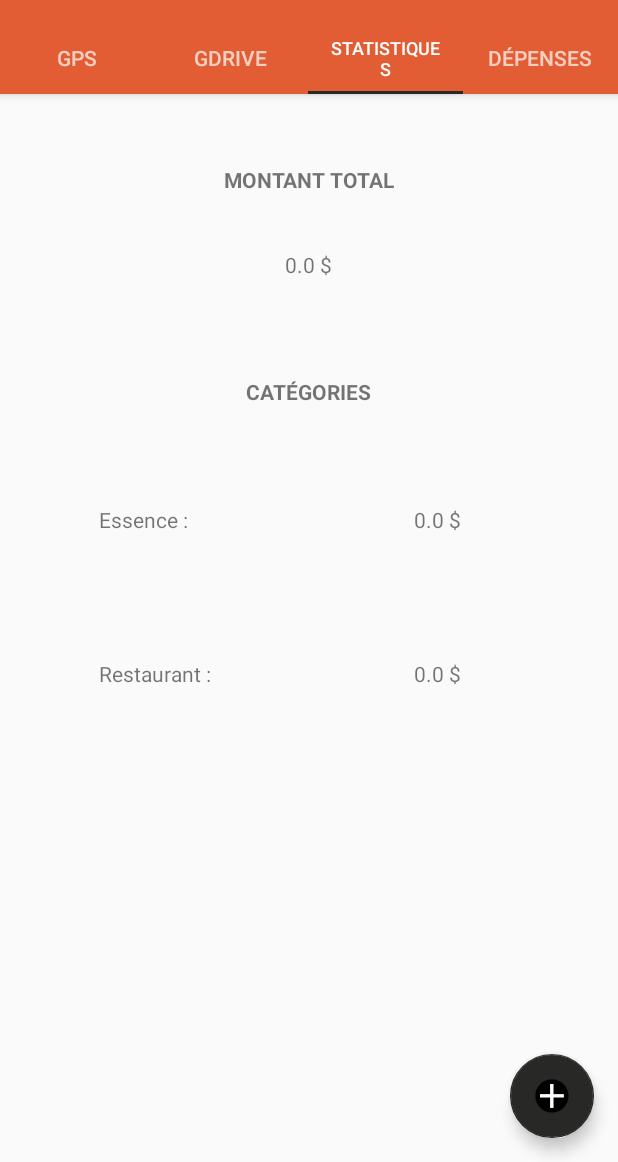
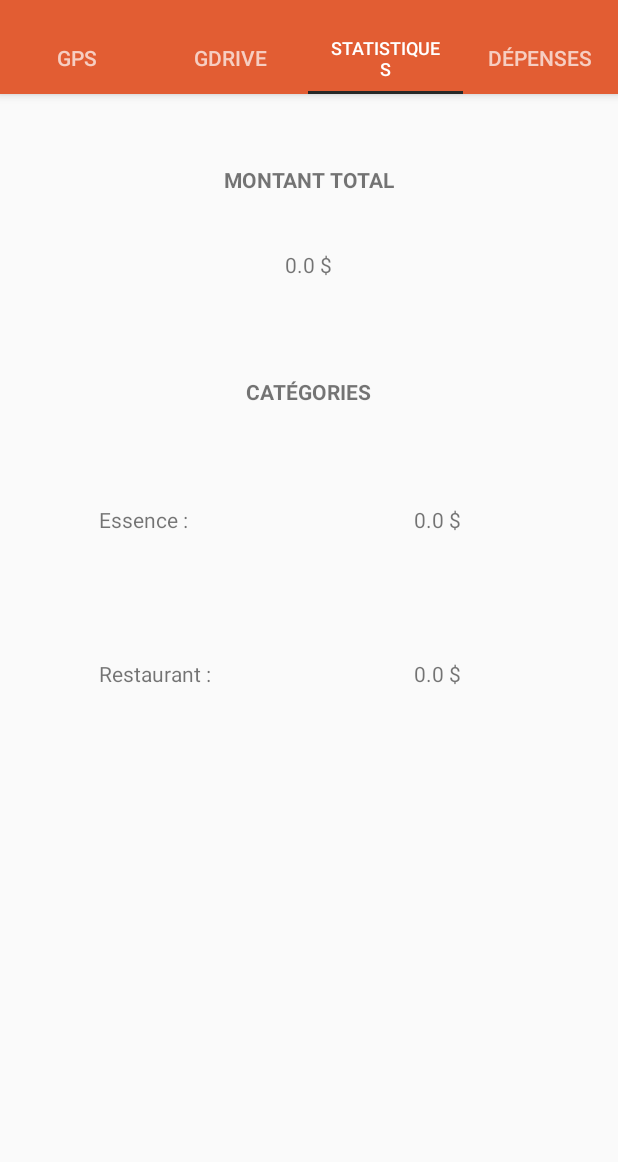
Before and after one commit to meurett/Mobile_projet_session, an Android app: the screen it shows after launch (MainActivity), tab 3 chosen, on a phone screen of 412 x 824 dp, the part 74-1236 px from its top. Run offline under Robolectric (Android 15) with nearby library versions, the phone set to English and light mode, and no system bars.

Commit message:
FAB Button in fragment

```diff
--- a/app/src/main/java/ca/ulaval/ima/projet_session/FragmentListeDepenses.java
+++ b/app/src/main/java/ca/ulaval/ima/projet_session/FragmentListeDepenses.java
@@ -2,6 +2,7 @@ package ca.ulaval.ima.projet_session;
 
 import android.database.Cursor;
 import android.os.Bundle;
+import android.support.design.widget.FloatingActionButton;
 import android.support.v4.app.Fragment;
 import android.support.v4.app.FragmentTransaction;
 import android.view.LayoutInflater;
@@ -16,6 +17,7 @@ import java.util.Calendar;
 public class FragmentListeDepenses extends Fragment {
 
     private ListView myList;
+    private FloatingActionButton floatingActionButton;
     private ArrayList<String> date;
     private ArrayList<String> prix;
     private ArrayList<String> categorie;
@@ -30,6 +32,19 @@ public class FragmentListeDepenses extends Fragment {
                              Bundle savedInstanceState)
     {
         mView = inflater.inflate(R.layout.fragment_liste_depenses, container, false);
+
+        floatingActionButton = (FloatingActionButton) mView.findViewById(R.id.fab);
+        floatingActionButton.setOnClickListener(new View.OnClickListener() {
+            @Override
+            public void onClick(View view) {
+                Fragment fragment = new FragmentAjoutDepense();
+                getFragmentManager().beginTransaction()
+                        .replace(R.id.root_liste_depenses, fragment, fragment.getClass().getSimpleName())
+                        .addToBackStack(null)
+                        .commit();
+                floatingActionButton.hide();
+            }
+        });
 
         date = new ArrayList<>();
         prix = new ArrayList<>();
@@ -143,6 +158,6 @@ public class FragmentListeDepenses extends Fragment {
     @Override
     public void onStart() {
         super.onStart();
-        ((MainActivity) getActivity()).getFloatingActionButton().show();
+        floatingActionButton.show();
     }
 }
--- a/app/src/main/java/ca/ulaval/ima/projet_session/FragmentListeDepenses_Item.java
+++ b/app/src/main/java/ca/ulaval/ima/projet_session/FragmentListeDepenses_Item.java
@@ -122,10 +122,8 @@ public class FragmentListeDepenses_Item extends Fragment {
         }
     }
 
-
     @Override
     public void onStart() {
         super.onStart();
-        ((MainActivity) getActivity()).getFloatingActionButton().hide();
     }
 }
--- a/app/src/main/java/ca/ulaval/ima/projet_session/MainActivity.java
+++ b/app/src/main/java/ca/ulaval/ima/projet_session/MainActivity.java
@@ -24,12 +24,6 @@ public class MainActivity extends AppCompatActivity implements DepenseListener
     private ViewPager mViewPager;
     private ArrayList<Depense> depenses = new ArrayList<>();
 
-    public FloatingActionButton getFloatingActionButton() {
-        return floatingActionButton;
-    }
-
-    private FloatingActionButton floatingActionButton;
-
     @Override
     protected void onCreate(Bundle savedInstanceState)
     {
@@ -46,19 +40,6 @@ public class MainActivity extends AppCompatActivity implements DepenseListener
 
         TabLayout tabLayout = (TabLayout) findViewById(R.id.tabs);
         tabLayout.setupWithViewPager(mViewPager);
-
-        floatingActionButton = (FloatingActionButton) findViewById(R.id.fab);
-        floatingActionButton.setOnClickListener(new View.OnClickListener() {
-            @Override
-            public void onClick(View view) {
-                Fragment fragment = new FragmentAjoutDepense();
-                getSupportFragmentManager().beginTransaction()
-                        .replace(R.id.root_liste_depenses, fragment, fragment.getClass().getSimpleName())
-                        .addToBackStack(null)
-                        .commit();
-                floatingActionButton.hide();
-            }
-        });
     }
 
     @Override
@@ -97,7 +78,6 @@ public class MainActivity extends AppCompatActivity implements DepenseListener
             while (getSupportFragmentManager().getBackStackEntryCount() > 0){
                 getSupportFragmentManager().popBackStackImmediate();
             }
-            floatingActionButton.hide();
             switch (position){
                 case 0:
                     RootGPS rootGPS = new RootGPS();
--- a/app/src/main/res/layout/activity_main.xml
+++ b/app/src/main/res/layout/activity_main.xml
@@ -38,12 +38,4 @@
         android:layout_height="match_parent"
         app:layout_behavior="@string/appbar_scrolling_view_behavior" />
 
-    <android.support.design.widget.FloatingActionButton
-        android:id="@+id/fab"
-        android:layout_width="wrap_content"
-        android:layout_height="wrap_content"
-        android:layout_gravity="bottom|end"
-        android:layout_margin="@dimen/fab_margin"
-        app:srcCompat="@mipmap/ic_plus" />
-
 </android.support.design.widget.CoordinatorLayout>
```
Also changed, not shown: app/src/main/res/layout/fragment_gps_before_start.xml (+5 -2 lines), app/src/main/res/layout/fragment_liste_depenses.xml (+12 -1 lines).
